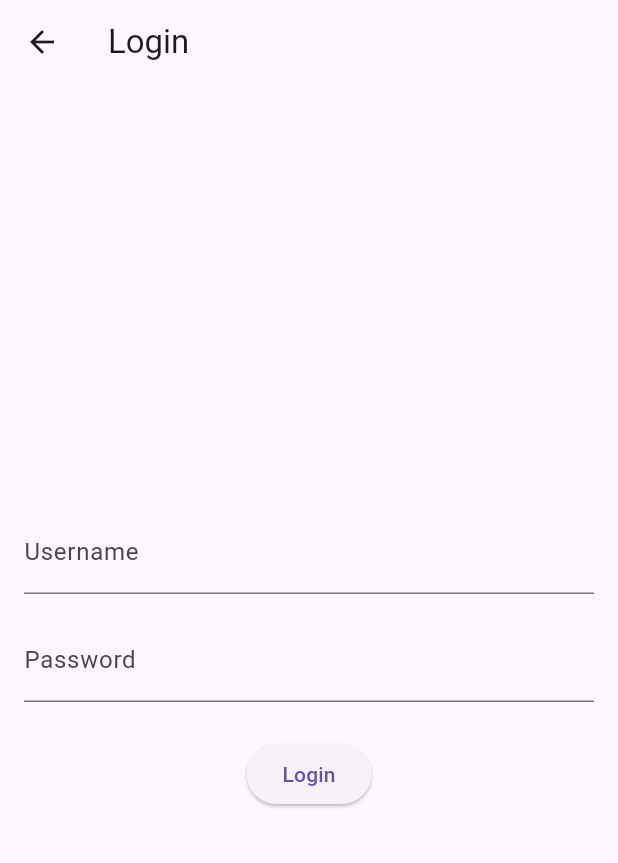
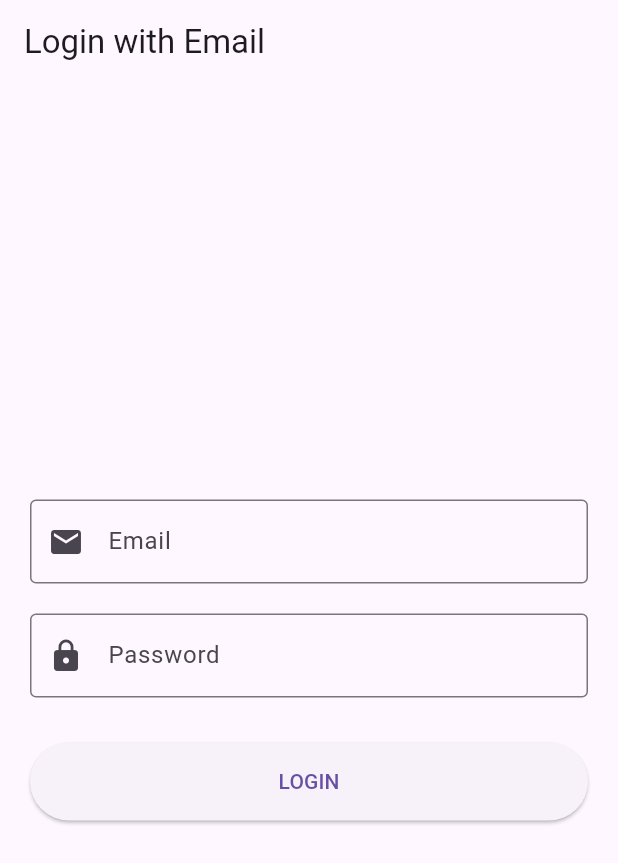
Before and after one commit to Shreyasingh120/Flutter_assigment, a Flutter app: the LoginScreen screen opened directly, on a phone screen of 412 x 824 dp. Shown: the top 863 px of the screen. Run offline on Flutter 3.47's test engine with Material 3 defaults, Android fonts, the phone set to English and light mode, and no system bars; our stand-ins replace equatable, flutter_bloc; network calls fail.

```diff
--- a/lib/blocs/login_bloc.dart
+++ b/lib/blocs/login_bloc.dart
@@ -1,26 +1,26 @@
 import 'package:flutter_bloc/flutter_bloc.dart';
 import 'package:equatable/equatable.dart';
 
-// Events
 abstract class LoginEvent extends Equatable {
+  const LoginEvent();
   @override
-  List<Object?> get props => [];
+  List<Object> get props => [];
 }
 
 class LoginSubmitted extends LoginEvent {
-  final String username;
+  final String email;
   final String password;
 
-  LoginSubmitted(this.username, this.password);
+  const LoginSubmitted(this.email, this.password);
 
   @override
-  List<Object?> get props => [username, password];
+  List<Object> get props => [email, password];
 }
 
-// States
 abstract class LoginState extends Equatable {
+  const LoginState();
   @override
-  List<Object?> get props => [];
+  List<Object> get props => [];
 }
 
 class LoginInitial extends LoginState {}
@@ -28,13 +28,11 @@ class LoginLoading extends LoginState {}
 class LoginSuccess extends LoginState {}
 class LoginFailure extends LoginState {
   final String error;
-  LoginFailure(this.error);
-
+  const LoginFailure(this.error);
   @override
-  List<Object?> get props => [error];
+  List<Object> get props => [error];
 }
 
-// BLoC
 class LoginBloc extends Bloc<LoginEvent, LoginState> {
   LoginBloc() : super(LoginInitial()) {
     on<LoginSubmitted>(_onLoginSubmitted);
@@ -46,9 +44,19 @@ class LoginBloc extends Bloc<LoginEvent, LoginState> {
   ) async {
     emit(LoginLoading());
     try {
-      // Add your authentication logic here
-      await Future.delayed(const Duration(seconds: 2)); // Simulate API call
-      emit(LoginSuccess());
+      final emailValid = RegExp(r'^[^@]+@[^@]+\.[^@]+').hasMatch(event.email);
+      final passwordValid = event.password.length >= 8 &&
+          RegExp(r'[A-Z]').hasMatch(event.password) &&
+          RegExp(r'[a-z]').hasMatch(event.password) &&
+          RegExp(r'[0-9]').hasMatch(event.password) &&
+          RegExp(r'[^A-Za-z0-9]').hasMatch(event.password);
+
+      if (emailValid && passwordValid) {
+        await Future.delayed(const Duration(seconds: 1));
+        emit(LoginSuccess());
+      } else {
+        emit(const LoginFailure('Invalid email or password format'));
+      }
     } catch (e) {
       emit(LoginFailure(e.toString()));
     }
--- a/lib/models/image_model.dart
+++ b/lib/models/image_model.dart
@@ -2,39 +2,23 @@ import 'package:equatable/equatable.dart';
 
 class ImageModel extends Equatable {
   final String id;
-  final String url;
-  final String title;
+  final String author;
   final String downloadUrl;
-  final String author;
 
   const ImageModel({
     required this.id,
-    required this.url,
-    required this.title,
+    required this.author,
     required this.downloadUrl,
-    required this.author,
   });
 
   factory ImageModel.fromJson(Map<String, dynamic> json) {
     return ImageModel(
       id: json['id'] ?? '',
-      url: json['url'] ?? '',
-      title: json['title'] ?? '',
+      author: json['author'] ?? '',
       downloadUrl: json['download_url'] ?? '',
-      author: json['author'] ?? '',
     );
   }
 
-  Map<String, dynamic> toJson() {
-    return {
-      'id': id,
-      'url': url,
-      'title': title,
-      'download_url': downloadUrl,
-      'author': author,
-    };
-  }
-
   @override
-  List<Object?> get props => [id, url, title, downloadUrl, author];
+  List<Object> get props => [id, author, downloadUrl];
 }
--- a/lib/screens/login_screen.dart
+++ b/lib/screens/login_screen.dart
@@ -12,13 +12,13 @@ class LoginScreen extends StatefulWidget {
 
 class _LoginScreenState extends State<LoginScreen> {
   final _formKey = GlobalKey<FormState>();
-  final _usernameController = TextEditingController();
+  final _emailController = TextEditingController();
   final _passwordController = TextEditingController();
 
   @override
   Widget build(BuildContext context) {
     return Scaffold(
-      appBar: AppBar(title: const Text('Login')),
+      appBar: AppBar(title: const Text('Login with Email')),
       body: BlocListener<LoginBloc, LoginState>(
         listener: (context, state) {
           if (state is LoginSuccess) {
@@ -31,50 +31,83 @@ class _LoginScreenState extends State<LoginScreen> {
             );
           }
         },
-        child: Padding(
-          padding: const EdgeInsets.all(16.0),
+        child: Center(
+          child: SingleChildScrollView(
+            padding: const EdgeInsets.all(20),
             child: Form(
               key: _formKey,
               child: Column(
                 mainAxisAlignment: MainAxisAlignment.center,
                 children: [
                   TextFormField(
-                  controller: _usernameController,
-                  decoration: const InputDecoration(labelText: 'Username'),
+                    controller: _emailController,
+                    keyboardType: TextInputType.emailAddress,
+                    decoration: const InputDecoration(
+                      labelText: 'Email',
+                      prefixIcon: Icon(Icons.email),
+                    ),
                     validator: (value) {
-                    if (value?.isEmpty ?? true) {
-                      return 'Please enter username';
+                      if (value == null || value.isEmpty) {
+                        return 'Please enter your email';
+                      }
+                      if (!RegExp(r'^[^@]+@[^@]+\.[^@]+').hasMatch(value)) {
+                        return 'Please enter a valid email';
                       }
                       return null;
                     },
                   ),
-                const SizedBox(height: 16),
+                  const SizedBox(height: 20),
                   TextFormField(
                     controller: _passwordController,
-                  decoration: const InputDecoration(labelText: 'Password'),
                     obscureText: true,
+                    decoration: const InputDecoration(
+                      labelText: 'Password',
+                      prefixIcon: Icon(Icons.lock),
+                    ),
                     validator: (value) {
-                    if (value?.isEmpty ?? true) {
+                      if (value == null || value.isEmpty) {
                         return 'Please enter password';
+                      }
+                      if (value.length < 8) {
+                        return 'Minimum 8 characters';
+                      }
+                      if (!RegExp(r'[A-Z]').hasMatch(value)) {
+                        return 'At least 1 uppercase letter';
+                      }
+                      if (!RegExp(r'[a-z]').hasMatch(value)) {
+                        return 'At least 1 lowercase letter';
+                      }
+                      if (!RegExp(r'[0-9]').hasMatch(value)) {
+                        return 'At least 1 number';
+                      }
+                      if (!RegExp(r'[^A-Za-z0-9]').hasMatch(value)) {
+                        return 'At least 1 special character';
                       }
                       return null;
                     },
                   ),
-                const SizedBox(height: 24),
-                ElevatedButton(
+                  const SizedBox(height: 30),
+                  SizedBox(
+                    width: double.infinity,
+                    child: ElevatedButton(
+                      style: ElevatedButton.styleFrom(
+                        padding: const EdgeInsets.symmetric(vertical: 16),
+                      ),
                       onPressed: () {
-                    if (_formKey.currentState?.validate() ?? false) {
+                        if (_formKey.currentState!.validate()) {
                           context.read<LoginBloc>().add(
                             LoginSubmitted(
-                              _usernameController.text,
+                              _emailController.text,
                               _passwordController.text,
                             ),
                           );
                         }
                       },
-                  child: const Text('Login'),
+                      child: const Text('LOGIN'),
+                    ),
                   ),
                 ],
+              ),
             ),
           ),
         ),
@@ -84,7 +117,7 @@ class _LoginScreenState extends State<LoginScreen> {
 
   @override
   void dispose() {
-    _usernameController.dispose();
+    _emailController.dispose();
     _passwordController.dispose();
     super.dispose();
   }
```
Also changed, not shown: lib/blocs/image_bloc.dart (+4 -18 lines), lib/main.dart (+16 -5 lines), lib/screens/home_screen.dart (+21 -6 lines). Lines whose indentation alone changed are shown as unchanged.
